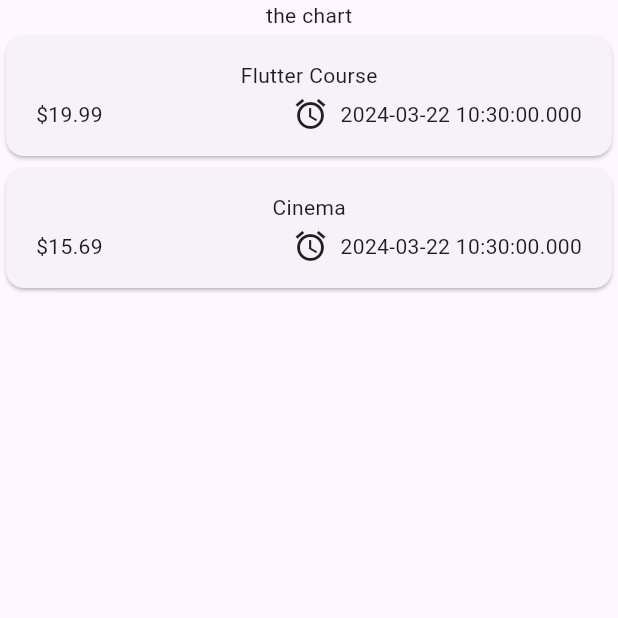
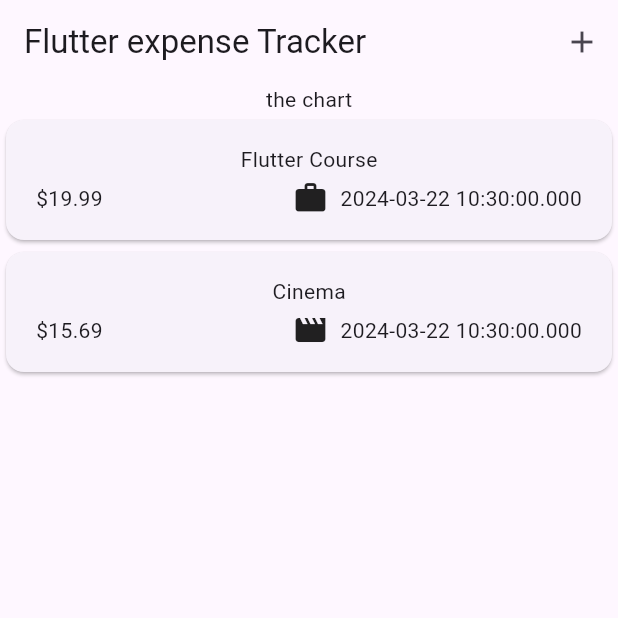
Before and after one commit to Kaishyshy9977/flutter, a Flutter app: the screen it shows after launch, on a phone screen of 412 x 824 dp, the top half of it. Run offline on Flutter 3.47's test engine with Material 3 defaults, Android fonts, the phone set to English and light mode, and no system bars.

Commit message:
appbar and addicon

```diff
--- a/expense_tracker/lib/expenses.dart
+++ b/expense_tracker/lib/expenses.dart
@@ -26,6 +26,9 @@ class _ExpenseState extends State<Expenses> {
   @override
   Widget build(BuildContext context) {
     return Scaffold(
+      appBar: AppBar(
+          title: const Text('Flutter expense Tracker'),
+          actions: [IconButton(onPressed: () {}, icon: const Icon(Icons.add))]),
       body: Column(children: [
         const Text("the chart"),
         Expanded(child: ExpensesList(expenses: _registeredExpenses)),
--- a/expense_tracker/lib/main.dart
+++ b/expense_tracker/lib/main.dart
@@ -3,6 +3,7 @@ import 'package:flutter/material.dart';
 
 void main() {
   runApp(MaterialApp(
+    theme: ThemeData(useMaterial3: true),
     home: Expenses(),
   ));
 }
--- a/expense_tracker/lib/widgets/expense_item.dart
+++ b/expense_tracker/lib/widgets/expense_item.dart
@@ -15,26 +15,16 @@ class ExpenseItem extends StatelessWidget {
         ),
         child: Column(children: [
           Text(expense.title),
-          const SizedBox(
-            height: 4,
-          ),
+          const SizedBox(height: 4),
           Row(
             children: [
-              Text(
-                '\$${expense.amount.toStringAsFixed(2)}',
-              ),
+              Text('\$${expense.amount.toStringAsFixed(2)}'),
               const Spacer(),
               Row(
                 children: [
-                  const Icon(
-                    Icons.alarm,
-                  ),
-                  const SizedBox(
-                    width: 8,
-                  ),
-                  Text(
-                    expense.date.toString(),
-                  ),
+                  Icon(categoryIcons[expense.category]),
+                  const SizedBox(width: 8),
+                  Text(expense.date.toString()),
                 ],
               ),
             ],
```
Also changed, not shown: 1 other file.
